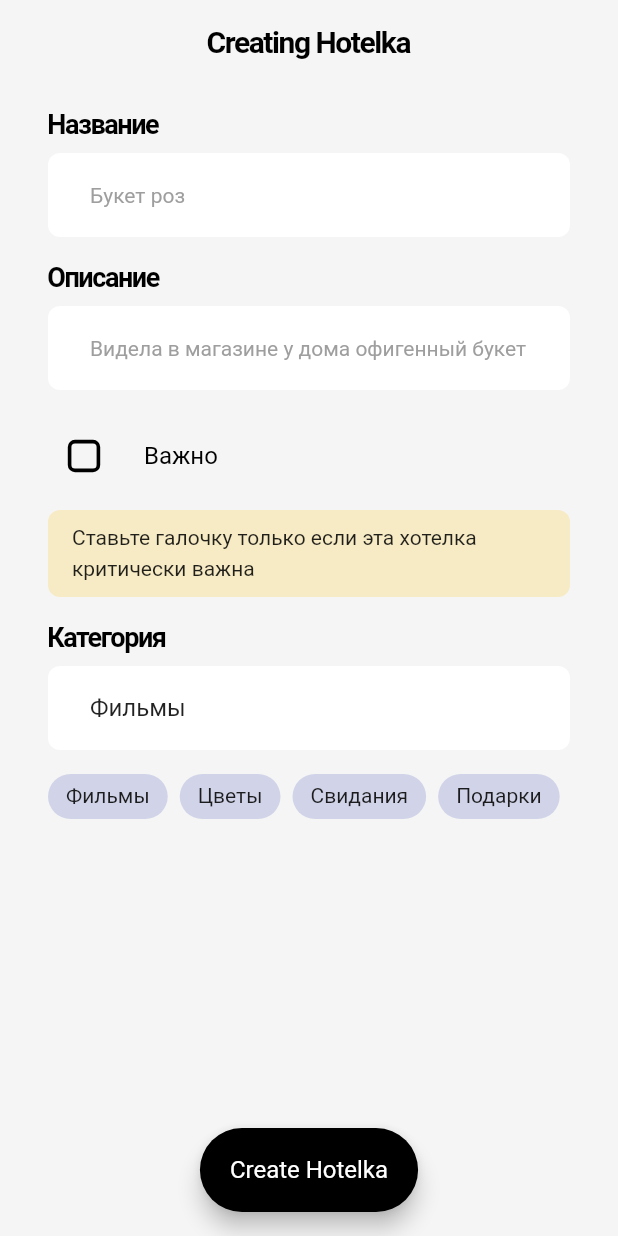
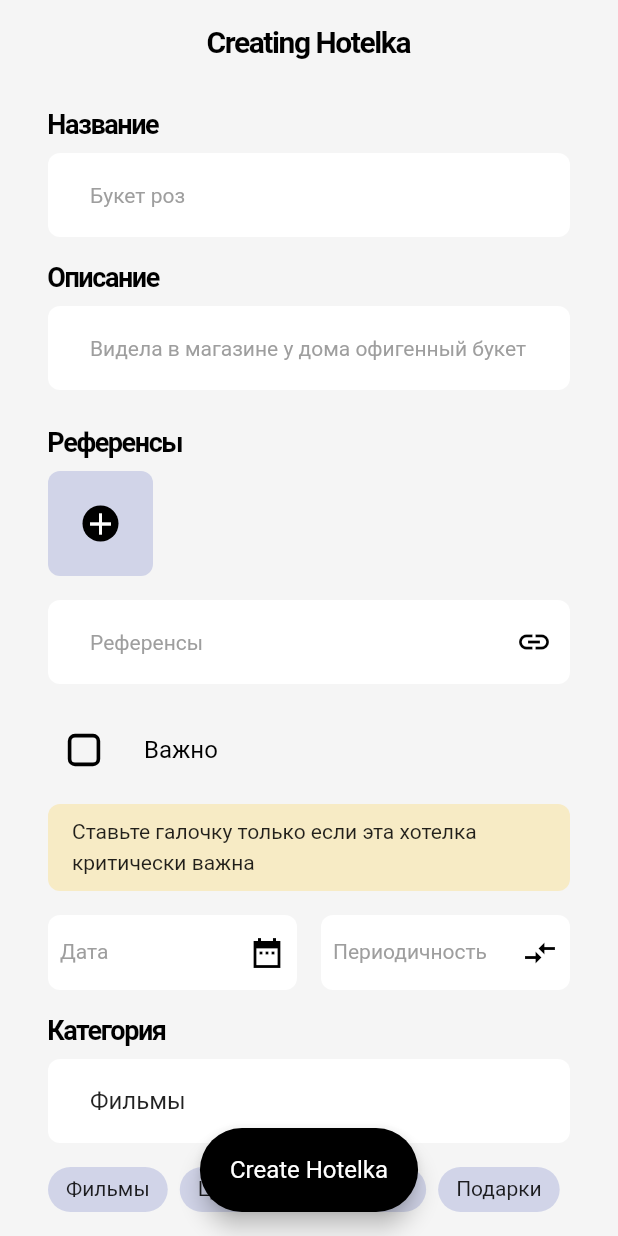
Before and after one commit to Artem-Neludimi/hotelki, a Flutter app: the CreatingHotelkaPage screen opened by its route, on a phone screen of 412 x 824 dp. Run offline on Flutter 3.47's test engine with Material 2 defaults, Android fonts, the phone set to English and light mode, and no system bars; our stand-ins replace cached_network_image, firebase_auth, firebase_core, flutter_bloc, gap, go_router and 3 more; accounts and stored records are empty.

Commit message:
creating hotelka design

```diff
--- a/lib/core/app/style.dart
+++ b/lib/core/app/style.dart
@@ -27,6 +27,8 @@ final _lightColorScheme = ColorScheme(
   onSecondary: _darkest,
   secondaryContainer: _secondary.withOpacity(0.2),
   onSecondaryContainer: _darkest,
+  // Tertiary
+  onTertiary: _hint,
   // Error
   error: _red,
   onError: _lightest,
--- a/lib/core/localization/l10n/intl_en.arb
+++ b/lib/core/localization/l10n/intl_en.arb
@@ -15,6 +15,8 @@
     "presents": "Подарки",
     "bouquetOfRose": "Букет роз",
     "bouquetDescription": "Видела в магазине у дома офигенный букет",
-    "placeLink": "Ссылка на место"
+    "placeLink": "Ссылка на место",
+    "date": "Дата",
+    "periodicity": "Периодичность"
 
 }
--- a/lib/core/localization/l10n/intl_ru.arb
+++ b/lib/core/localization/l10n/intl_ru.arb
@@ -15,5 +15,7 @@
     "presents": "Подарки",
     "bouquetOfRose": "Букет роз",
     "bouquetDescription": "Видела в магазине у дома офигенный букет",
-    "placeLink": "Ссылка на место"
+    "placeLink": "Ссылка на место",
+    "date": "Дата",
+    "periodicity": "Периодичность"
 }
--- a/lib/feature/creating_hotelka/logic/creating_hotelka_notifier.dart
+++ b/lib/feature/creating_hotelka/logic/creating_hotelka_notifier.dart
@@ -23,6 +23,7 @@ class CreatingHotelkaNotifier extends ChangeNotifier {
 
   final TextEditingController nameController = TextEditingController();
   final TextEditingController descriptionController = TextEditingController();
+  final TextEditingController referencesController = TextEditingController();
   final TextEditingController categoryController = TextEditingController();
 
   final _categories = <String>[];
--- a/lib/feature/creating_hotelka/ui/page/creating_hotelka.dart
+++ b/lib/feature/creating_hotelka/ui/page/creating_hotelka.dart
@@ -26,9 +26,14 @@ class CreatingHotelkaPage extends StatelessWidget {
               Gap(16),
               DescriptionCreatingHotelkaField(),
               Gap(16),
+              ReferencesCreatingHotelkaField(),
+              Gap(16),
               ImportantCheckBox(),
               Gap(16),
+              DateCreatingHotelkaField(),
+              Gap(16),
               CategoryCreatingHotelkaField(),
+              Gap(120),
             ],
           ),
         ),
--- a/lib/feature/creating_hotelka/ui/widget/creating_hotelka_components.dart
+++ b/lib/feature/creating_hotelka/ui/widget/creating_hotelka_components.dart
@@ -7,17 +7,19 @@ import '../../../../core/localization/generated/l10n.dart';
 import '../../logic/creating_hotelka_notifier.dart';
 
 class _TextFieldElement extends StatelessWidget {
-  final String text;
-  final String? hint;
-  final Widget? suffixIcon;
-  final TextEditingController controller;
-
   const _TextFieldElement({
     required this.text,
+    this.middleWidget,
     this.hint,
     this.suffixIcon,
     required this.controller,
   });
+
+  final String text;
+  final Widget? middleWidget;
+  final String? hint;
+  final Widget? suffixIcon;
+  final TextEditingController controller;
 
   @override
   Widget build(BuildContext context) {
@@ -25,6 +27,11 @@ class _TextFieldElement extends StatelessWidget {
       crossAxisAlignment: CrossAxisAlignment.start,
       children: [
         Text(text, style: context.textTheme.titleMedium),
+        if (middleWidget != null) ...[
+          const Gap(8),
+          middleWidget!,
+          const Gap(8),
+        ],
         const Gap(8),
         TextField(
           controller: controller,
@@ -61,6 +68,85 @@ class DescriptionCreatingHotelkaField extends StatelessWidget {
       text: S.of(context).description,
       hint: S.of(context).bouquetDescription,
       controller: context.read<CreatingHotelkaNotifier>().descriptionController,
+    );
+  }
+}
+
+class ReferencesCreatingHotelkaField extends StatelessWidget {
+  const ReferencesCreatingHotelkaField({super.key});
+
+  @override
+  Widget build(BuildContext context) {
+    return Column(
+      crossAxisAlignment: CrossAxisAlignment.start,
+      children: [
+        const Gap(8),
+        _TextFieldElement(
+          controller: context.read<CreatingHotelkaNotifier>().referencesController,
+          middleWidget: Container(
+            width: 70,
+            height: 70,
+            padding: const EdgeInsets.all(23),
+            decoration: BoxDecoration(
+              color: context.colorScheme.primaryContainer,
+              borderRadius: BorderRadius.circular(8),
+            ),
+            child: Container(
+              decoration: BoxDecoration(
+                shape: BoxShape.circle,
+                color: context.colorScheme.onSecondary,
+              ),
+              child: Icon(Icons.add, color: context.colorScheme.onPrimary),
+            ),
+          ),
+          text: S.of(context).references,
+          hint: S.of(context).references,
+          suffixIcon: const Icon(Icons.link),
+        ),
+      ],
+    );
+  }
+}
+
+class DateCreatingHotelkaField extends StatelessWidget {
+  const DateCreatingHotelkaField({super.key});
+
+  @override
+  Widget build(BuildContext context) {
+    return Row(
+      children: [
+        _DateChip(S.of(context).date, Icons.date_range_sharp),
+        const Gap(16),
+        _DateChip(S.of(context).periodicity, Icons.compare_arrows_outlined),
+      ],
+    );
+  }
+}
+
+class _DateChip extends StatelessWidget {
+  const _DateChip(this.text, this.icon);
+
+  final String text;
+  final IconData? icon;
+
+  @override
+  Widget build(BuildContext context) {
+    return Expanded(
+      child: Container(
+          height: 50,
+          padding: const EdgeInsets.symmetric(horizontal: 8),
+          decoration: BoxDecoration(
+            color: context.colorScheme.onPrimary,
+            borderRadius: BorderRadius.circular(8),
+          ),
+          child: Row(
+            mainAxisAlignment: MainAxisAlignment.spaceBetween,
+            children: [
+              Text(text, style: TextStyle(color: context.colorScheme.onTertiary)),
+              const Gap(8),
+              Icon(icon, color: context.colorScheme.onSecondary),
+            ],
+          )),
     );
   }
 }
```
Also changed, not shown: lib/core/localization/generated/intl/messages_en.dart, lib/core/localization/generated/intl/messages_ru.dart, lib/core/localization/generated/l10n.dart.
